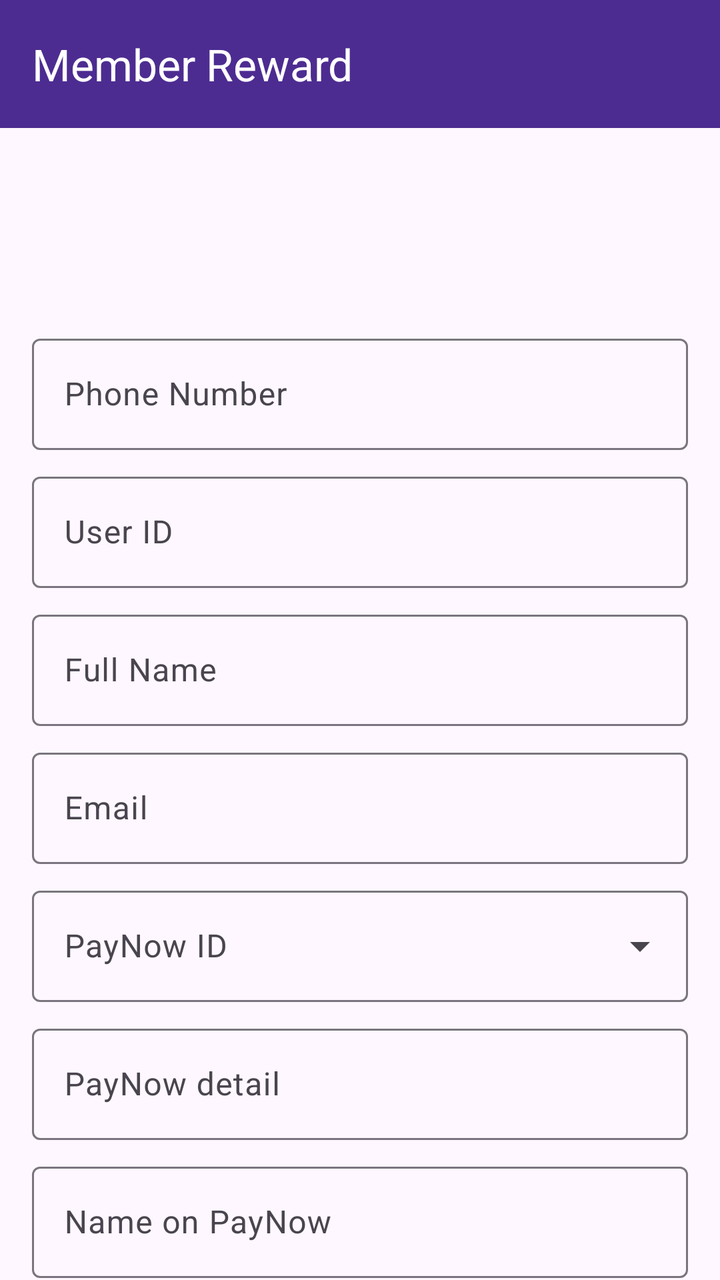
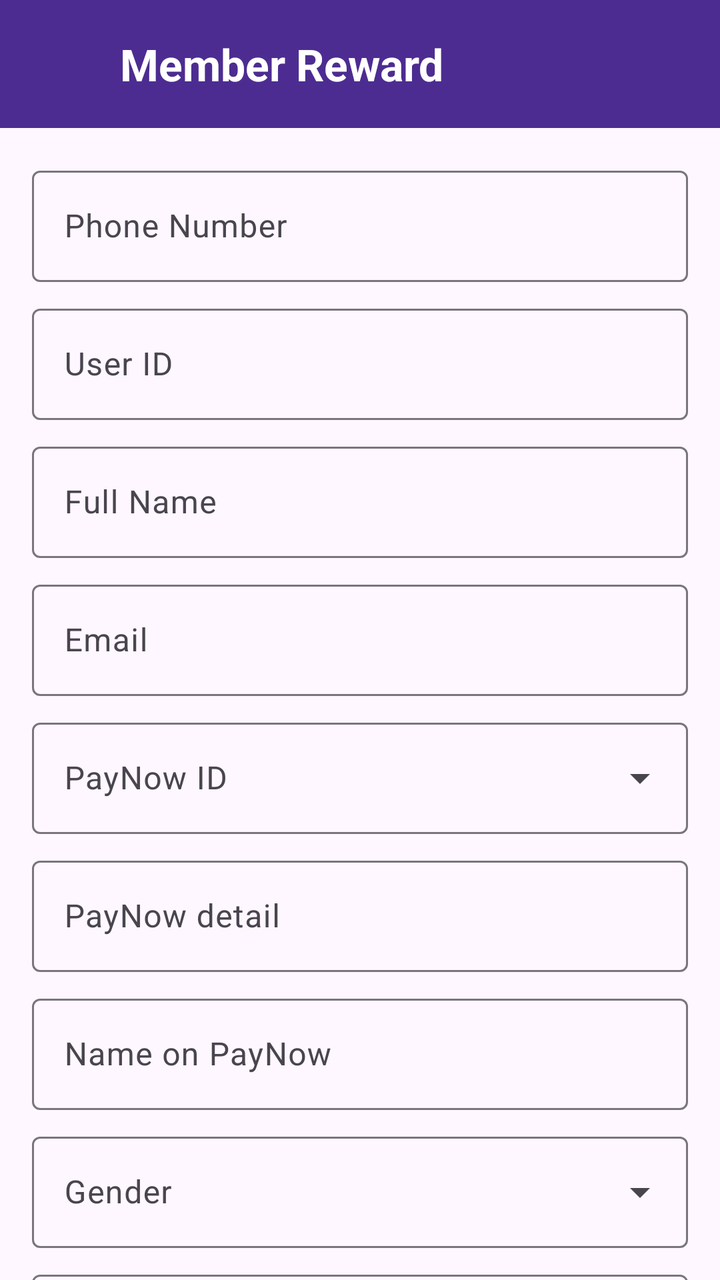

Compare the two renders of this Android layout. The source of the first and the diff that turns it into the second are given below.
<!-- AndroidManifest.xml: application theme Theme.ContactSync -->
<!-- res/layout/activity_main.xml -->
<?xml version="1.0" encoding="utf-8"?>
<androidx.constraintlayout.widget.ConstraintLayout xmlns:android="http://schemas.android.com/apk/res/android"
    xmlns:app="http://schemas.android.com/apk/res-auto"
    xmlns:tools="http://schemas.android.com/tools"
    android:layout_width="match_parent"
    android:layout_height="match_parent"
    tools:context=".MainActivity">

    <com.google.android.material.appbar.MaterialToolbar
        android:id="@+id/toolbar"
        android:layout_width="match_parent"
        android:layout_height="?attr/actionBarSize"
        android:background="?attr/colorPrimary"
        app:layout_constraintTop_toTopOf="parent"
        app:title="@string/app_name"
        app:titleTextColor="?attr/colorOnPrimary" />

    <androidx.core.widget.NestedScrollView
        android:id="@+id/contentScrollView"
        android:layout_width="0dp"
        android:layout_height="0dp"
        android:fillViewport="true"
        app:layout_constraintTop_toBottomOf="@id/toolbar"
        app:layout_constraintBottom_toBottomOf="parent"
        app:layout_constraintStart_toStartOf="parent"
        app:layout_constraintEnd_toEndOf="parent">

        <LinearLayout
            android:id="@+id/configContainer"
            android:layout_width="match_parent"
            android:layout_height="wrap_content"
            android:gravity="center_horizontal"
            android:orientation="vertical"
            android:padding="16dp">

            <ImageView
                android:id="@+id/brandLogoImage"
                android:layout_width="72dp"
                android:layout_height="72dp"
                android:contentDescription="@string/brand_logo_content_description"
                android:scaleType="fitCenter"
                android:src="@drawable/tenant_brand_mark" />

            <com.google.android.material.textfield.TextInputLayout
                android:id="@+id/userPhoneInputLayout"
                style="@style/Widget.Material3.TextInputLayout.OutlinedBox"
                android:layout_width="match_parent"
                android:layout_height="wrap_content"
                android:layout_marginTop="12dp"
                android:hint="@string/user_phone_hint">

                <com.google.android.material.textfield.TextInputEditText
                    android:id="@+id/userPhoneInput"
                    android:layout_width="match_parent"
                    android:layout_height="wrap_content"
                    android:enabled="false"
                    android:focusable="false"
                    android:inputType="phone" />
            </com.google.android.material.textfield.TextInputLayout>

            <com.google.android.material.textfield.TextInputLayout
                android:id="@+id/userIdInputLayout"
                style="@style/Widget.Material3.TextInputLayout.OutlinedBox"
                android:layout_width="match_parent"
                android:layout_height="wrap_content"
                android:layout_marginTop="8dp"
                android:hint="@string/user_id_hint">

                <com.google.android.material.textfield.TextInputEditText
                    android:id="@+id/userIdInput"
                    android:layout_width="match_parent"
                    android:layout_height="wrap_content"
                    android:imeOptions="actionNext"
                    android:inputType="text"
                    android:nextFocusForward="@id/userFullNameInput"
                    android:nextFocusDown="@id/userFullNameInput" />
            </com.google.android.material.textfield.TextInputLayout>

            <com.google.android.material.textfield.TextInputLayout
                android:id="@+id/userFullNameInputLayout"
                style="@style/Widget.Material3.TextInputLayout.OutlinedBox"
                android:layout_width="match_parent"
                android:layout_height="wrap_content"
                android:layout_marginTop="8dp"
                android:hint="@string/user_full_name_hint">

                <com.google.android.material.textfield.TextInputEditText
                    android:id="@+id/userFullNameInput"
                    android:layout_width="match_parent"
                    android:layout_height="wrap_content"
                    android:imeOptions="actionNext"
                    android:inputType="textPersonName"
                    android:nextFocusForward="@id/userEmailInput"
                    android:nextFocusDown="@id/userEmailInput" />
            </com.google.android.material.textfield.TextInputLayout>

            <com.google.android.material.textfield.TextInputLayout
                android:id="@+id/userEmailInputLayout"
                style="@style/Widget.Material3.TextInputLayout.OutlinedBox"
                android:layout_width="match_parent"
                android:layout_height="wrap_content"
                android:layout_marginTop="8dp"
                android:hint="@string/user_email_hint">

                <com.google.android.material.textfield.TextInputEditText
                    android:id="@+id/userEmailInput"
                    android:layout_width="match_parent"
                    android:layout_height="wrap_content"
                    android:imeOptions="actionNext"
                    android:inputType="textEmailAddress"
                    android:nextFocusForward="@id/paynowIdTypeInput"
                    android:nextFocusDown="@id/paynowIdTypeInput" />
            </com.google.android.material.textfield.TextInputLayout>

            <com.google.android.material.textfield.TextInputLayout
                android:id="@+id/paynowIdTypeInputLayout"
                style="@style/Widget.Material3.TextInputLayout.OutlinedBox.ExposedDropdownMenu"
                android:layout_width="match_parent"
                android:layout_height="wrap_content"
                android:layout_marginTop="8dp"
                android:hint="@string/paynow_id_type_hint">

                <com.google.android.material.textfield.MaterialAutoCompleteTextView
                    android:id="@+id/paynowIdTypeInput"
                    android:layout_width="match_parent"
                    android:layout_height="wrap_content"
                    android:imeOptions="actionNext"
                    android:inputType="none"
                    android:nextFocusForward="@id/paynowIdValueInput"
                    android:nextFocusDown="@id/paynowIdValueInput" />
            </com.google.android.material.textfield.TextInputLayout>

            <com.google.android.material.textfield.TextInputLayout
                android:id="@+id/paynowIdValueInputLayout"
                style="@style/Widget.Material3.TextInputLayout.OutlinedBox"
                android:layout_width="match_parent"
                android:layout_height="wrap_content"
                android:layout_marginTop="8dp"
                android:hint="@string/paynow_id_value_hint">

                <com.google.android.material.textfield.TextInputEditText
                    android:id="@+id/paynowIdValueInput"
                    android:layout_width="match_parent"
                    android:layout_height="wrap_content"
                    android:imeOptions="actionNext"
                    android:inputType="text"
                    android:nextFocusForward="@id/paynowNameInput"
                    android:nextFocusDown="@id/paynowNameInput" />
            </com.google.android.material.textfield.TextInputLayout>

            <com.google.android.material.textfield.TextInputLayout
                android:id="@+id/paynowNameInputLayout"
                style="@style/Widget.Material3.TextInputLayout.OutlinedBox"
                android:layout_width="match_parent"
                android:layout_height="wrap_content"
                android:layout_marginTop="8dp"
                android:hint="@string/paynow_name_hint">

                <com.google.android.material.textfield.TextInputEditText
                    android:id="@+id/paynowNameInput"
                    android:layout_width="match_parent"
                    android:layout_height="wrap_content"
                    android:imeOptions="actionNext"
                    android:inputType="text"
                    android:nextFocusForward="@id/genderInput"
                    android:nextFocusDown="@id/genderInput" />
            </com.google.android.material.textfield.TextInputLayout>

            <com.google.android.material.textfield.TextInputLayout
                android:id="@+id/genderInputLayout"
                style="@style/Widget.Material3.TextInputLayout.OutlinedBox.ExposedDropdownMenu"
                android:layout_width="match_parent"
                android:layout_height="wrap_content"
                android:layout_marginTop="8dp"
                android:hint="@string/gender_hint">

                <com.google.android.material.textfield.MaterialAutoCompleteTextView
                    android:id="@+id/genderInput"
                    android:layout_width="match_parent"
                    android:layout_height="wrap_content"
                    android:imeOptions="actionNext"
                    android:inputType="none"
                    android:nextFocusForward="@id/birthdayInput"
                    android:nextFocusDown="@id/birthdayInput" />
            </com.google.android.material.textfield.TextInputLayout>

            <com.google.android.material.textfield.TextInputLayout
                android:id="@+id/birthdayInputLayout"
                style="@style/Widget.Material3.TextInputLayout.OutlinedBox"
                android:layout_width="match_parent"
                android:layout_height="wrap_content"
                android:layout_marginTop="8dp"
                android:hint="@string/birthday_hint">

                <com.google.android.material.textfield.TextInputEditText
                    android:id="@+id/birthdayInput"
                    android:layout_width="match_parent"
                    android:layout_height="wrap_content"
                    android:clickable="true"
                    android:focusable="false"
                    android:inputType="none"
                    android:imeOptions="actionNext"
                    android:nextFocusForward="@id/occupationInput"
                    android:nextFocusDown="@id/occupationInput" />
            </com.google.android.material.textfield.TextInputLayout>

            <com.google.android.material.textfield.TextInputLayout
                android:id="@+id/occupationInputLayout"
                style="@style/Widget.Material3.TextInputLayout.OutlinedBox"
                android:layout_width="match_parent"
                android:layout_height="wrap_content"
                android:layout_marginTop="8dp"
                android:hint="@string/occupation_hint">

                <com.google.android.material.textfield.TextInputEditText
                    android:id="@+id/occupationInput"
                    android:layout_width="match_parent"
                    android:layout_height="wrap_content"
                    android:imeOptions="actionDone"
                    android:inputType="text" />
            </com.google.android.material.textfield.TextInputLayout>

            <TextView
                android:id="@+id/idPhotoInstructionText"
                android:layout_width="match_parent"
                android:layout_height="wrap_content"
                android:layout_marginTop="12dp"
                android:text="@string/selfie_instruction"
                android:textAppearance="?attr/textAppearanceBodyMedium" />

            <com.google.android.material.button.MaterialButton
                android:id="@+id/uploadImageButton"
                android:layout_width="match_parent"
                android:layout_height="wrap_content"
                android:layout_marginTop="12dp"
                android:text="@string/take_selfie"
                app:icon="@android:drawable/ic_menu_camera" />

            <ProgressBar
                android:id="@+id/progressBar"
                style="?android:attr/progressBarStyleHorizontal"
                android:layout_width="match_parent"
                android:layout_height="wrap_content"
                android:layout_marginTop="8dp"
                android:indeterminate="true"
                android:visibility="gone" />

            <TextView
                android:id="@+id/statusText"
                android:layout_width="match_parent"
                android:layout_height="wrap_content"
                android:layout_marginTop="16dp"
                android:paddingBottom="24dp"
                android:text="@string/status_idle"
                android:visibility="gone"
                android:textAppearance="?attr/textAppearanceBodyMedium" />

        </LinearLayout>

    </androidx.core.widget.NestedScrollView>

</androidx.constraintlayout.widget.ConstraintLayout>
<!-- resources referenced by this layout -->
<resources>
  <string name="app_name">Member Reward</string>
  <string name="birthday_hint">Birthday</string>
  <string name="brand_logo_content_description">Tenant logo</string>
  <string name="gender_hint">Gender</string>
  <string name="occupation_hint">Occupation</string>
  <string name="paynow_id_type_hint">PayNow ID</string>
  <string name="paynow_id_value_hint">PayNow detail</string>
  <string name="paynow_name_hint">Name on PayNow</string>
  <string name="selfie_instruction">Please take a selfie before continuing.</string>
  <string name="status_idle">Status: Ready</string>
  <string name="take_selfie">Take Selfie</string>
  <string name="user_email_hint">Email</string>
  <string name="user_full_name_hint">Full Name</string>
  <string name="user_id_hint">User ID</string>
  <string name="user_phone_hint">Phone Number</string>
  <style name="Theme.ContactSync" parent="Theme.Material3.DayNight.NoActionBar">
          <item name="colorPrimary">@color/brand_primary</item>
          <item name="colorOnPrimary">@color/brand_on_primary</item>
          <item name="android:statusBarColor">@color/brand_primary</item>
          <item name="android:navigationBarColor">@color/brand_surface</item>
          <item name="colorSurface">@color/brand_surface</item>
      </style>
  <color name="brand_primary">#4D2C91</color>
  <color name="brand_on_primary">#FFFFFF</color>
  <color name="brand_surface">#F7F4FB</color>
</resources>

<!-- the commit's change to res/layout/activity_main.xml (unified diff, before → after) -->
@@ -12,8 +12,34 @@
         android:layout_height="?attr/actionBarSize"
         android:background="?attr/colorPrimary"
         app:layout_constraintTop_toTopOf="parent"
-        app:title="@string/app_name"
-        app:titleTextColor="?attr/colorOnPrimary" />
+        app:titleTextColor="?attr/colorOnPrimary">
+
+        <LinearLayout
+            android:layout_width="wrap_content"
+            android:layout_height="match_parent"
+            android:layout_gravity="start|center_vertical"
+            android:gravity="center_vertical"
+            android:orientation="horizontal">
+
+            <ImageView
+                android:id="@+id/toolbarBrandLogoImage"
+                android:layout_width="32dp"
+                android:layout_height="32dp"
+                android:layout_marginEnd="12dp"
+                android:contentDescription="@string/brand_logo_content_description"
+                android:scaleType="fitCenter"
+                android:src="@drawable/tenant_brand_mark" />
+
+            <TextView
+                android:id="@+id/toolbarTitleText"
+                android:layout_width="wrap_content"
+                android:layout_height="wrap_content"
+                android:text="@string/app_name"
+                android:textAppearance="?attr/textAppearanceTitleLarge"
+                android:textColor="?attr/colorOnPrimary"
+                android:textStyle="bold" />
+        </LinearLayout>
+    </com.google.android.material.appbar.MaterialToolbar>
 
     <androidx.core.widget.NestedScrollView
         android:id="@+id/contentScrollView"
@@ -33,20 +59,11 @@
             android:orientation="vertical"
             android:padding="16dp">
 
-            <ImageView
-                android:id="@+id/brandLogoImage"
-                android:layout_width="72dp"
-                android:layout_height="72dp"
-                android:contentDescription="@string/brand_logo_content_description"
-                android:scaleType="fitCenter"
-                android:src="@drawable/tenant_brand_mark" />
-
             <com.google.android.material.textfield.TextInputLayout
                 android:id="@+id/userPhoneInputLayout"
                 style="@style/Widget.Material3.TextInputLayout.OutlinedBox"
                 android:layout_width="match_parent"
                 android:layout_height="wrap_content"
-                android:layout_marginTop="12dp"
                 android:hint="@string/user_phone_hint">
 
                 <com.google.android.material.textfield.TextInputEditText
